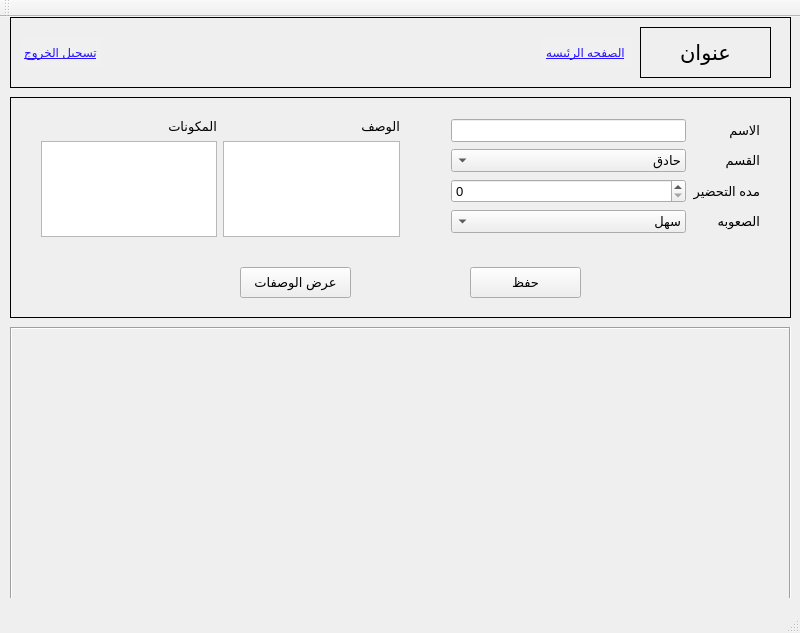
First picture: the form in RMS/MainWindow.ui, repository MohammedNaser28/Structure-Programming-project, before the edit.
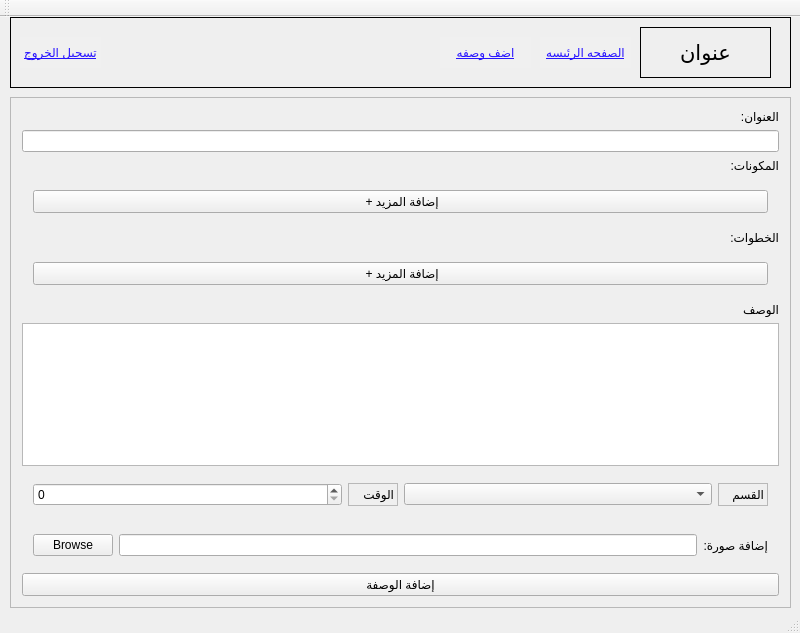
Second picture: the form after the edit. The open tabs and pages were chosen to show the change.

Commit message: Add recpie Page

Diff of the .ui file:
```diff
--- a/RMS/MainWindow.ui
+++ b/RMS/MainWindow.ui
@@ -20,7 +20,7 @@
       <x>10</x>
       <y>80</y>
       <width>781</width>
-      <height>501</height>
+      <height>511</height>
      </rect>
     </property>
     <property name="currentIndex">
@@ -302,6 +302,173 @@
      </widget>
     </widget>
     <widget class="QWidget" name="recipe_page"/>
+    <widget class="QWidget" name="add_recipe_page">
+     <widget class="QScrollArea" name="scroll_area">
+      <property name="geometry">
+       <rect>
+        <x>0</x>
+        <y>0</y>
+        <width>781</width>
+        <height>511</height>
+       </rect>
+      </property>
+      <property name="widgetResizable">
+       <bool>true</bool>
+      </property>
+      <widget class="QWidget" name="scroll_content">
+       <property name="geometry">
+        <rect>
+         <x>0</x>
+         <y>0</y>
+         <width>779</width>
+         <height>509</height>
+        </rect>
+       </property>
+       <layout class="QVBoxLayout" name="verticalLayout_3">
+        <item>
+         <widget class="QLabel" name="title_lbl">
+          <property name="text">
+           <string>العنوان:</string>
+          </property>
+         </widget>
+        </item>
+        <item>
+         <widget class="QLineEdit" name="title_line_2"/>
+        </item>
+        <item>
+         <widget class="QLabel" name="ing_lbl">
+          <property name="maximumSize">
+           <size>
+            <width>16777215</width>
+            <height>16777215</height>
+           </size>
+          </property>
+          <property name="text">
+           <string>المكونات:</string>
+          </property>
+         </widget>
+        </item>
+        <item>
+         <widget class="QWidget" name="ing_container" native="true">
+          <layout class="QVBoxLayout" name="verticalLayout">
+           <item>
+            <widget class="QPushButton" name="add_ing_btn">
+             <property name="text">
+              <string> + إضافة المزيد</string>
+             </property>
+            </widget>
+           </item>
+          </layout>
+         </widget>
+        </item>
+        <item>
+         <widget class="QLabel" name="methods_lbl">
+          <property name="text">
+           <string>الخطوات:</string>
+          </property>
+         </widget>
+        </item>
+        <item>
+         <widget class="QWidget" name="methods_container" native="true">
+          <layout class="QVBoxLayout" name="verticalLayout_2">
+           <item>
+            <widget class="QPushButton" name="add_method_btn">
+             <property name="text">
+              <string> + إضافة المزيد</string>
+             </property>
+            </widget>
+           </item>
+          </layout>
+         </widget>
+        </item>
+        <item>
+         <widget class="QLabel" name="des_lbl">
+          <property name="text">
+           <string>الوصف</string>
+          </property>
+         </widget>
+        </item>
+        <item>
+         <widget class="QTextEdit" name="des_edit"/>
+        </item>
+        <item>
+         <widget class="QWidget" name="info_widget" native="true">
+          <layout class="QHBoxLayout" name="info_layout">
+           <item>
+            <widget class="QSpinBox" name="time_spinBox"/>
+           </item>
+           <item>
+            <widget class="QLabel" name="time_lbl">
+             <property name="maximumSize">
+              <size>
+               <width>50</width>
+               <height>16777215</height>
+              </size>
+             </property>
+             <property name="frameShape">
+              <enum>QFrame::Shape::StyledPanel</enum>
+             </property>
+             <property name="text">
+              <string>الوقت</string>
+             </property>
+            </widget>
+           </item>
+           <item>
+            <widget class="QComboBox" name="category_combo"/>
+           </item>
+           <item>
+            <widget class="QLabel" name="category_lbl">
+             <property name="maximumSize">
+              <size>
+               <width>50</width>
+               <height>16777215</height>
+              </size>
+             </property>
+             <property name="frameShape">
+              <enum>QFrame::Shape::StyledPanel</enum>
+             </property>
+             <property name="text">
+              <string>القسم</string>
+             </property>
+            </widget>
+           </item>
+          </layout>
+         </widget>
+        </item>
+        <item>
+         <widget class="QWidget" name="img_widget" native="true">
+          <layout class="QHBoxLayout" name="img_layout">
+           <item>
+            <widget class="QPushButton" name="browse_btn">
+             <property name="text">
+              <string>Browse</string>
+             </property>
+            </widget>
+           </item>
+           <item>
+            <widget class="QLineEdit" name="image_path_line"/>
+           </item>
+           <item>
+            <widget class="QLabel" name="img_lbl">
+             <property name="text">
+              <string>إضافة صورة:</string>
+             </property>
+            </widget>
+           </item>
+          </layout>
+         </widget>
+        </item>
+        <item>
+         <widget class="QPushButton" name="submit_btn">
+          <property name="text">
+           <string>إضافة الوصفة</string>
+          </property>
+         </widget>
+        </item>
+       </layout>
+      </widget>
+     </widget>
+    </widget>
    </widget>
    <widget class="QFrame" name="upper_bar">
     <property name="geometry">
@@ -408,6 +575,40 @@
       <string>الصفحه الرئيسه</string>
      </property>
     </widget>
+    <widget class="QPushButton" name="add_recipe_page_btn">
+     <property name="geometry">
+      <rect>
+       <x>430</x>
+       <y>20</y>
+       <width>91</width>
+       <height>31</height>
+      </rect>
+     </property>
+     <property name="font">
+      <font>
+       <family>Segoe UI</family>
+       <pointsize>9</pointsize>
+       <italic>false</italic>
+       <bold>false</bold>
+       <underline>true</underline>
+      </font>
+     </property>
+     <property name="styleSheet">
+      <string notr="true">QPushButton
+{
+   border: none;
+   background-color: rgb(240, 240, 240);
+	text-decoration: underline;
+	font: 9pt &quot;Segoe UI&quot; rgb(0, 0, 0);
+	color: rgb(0, 0, 255)rgb(5, 80, 255);
+	color: rgb(39, 19, 255);
+
+}</string>
+     </property>
+     <property name="text">
+      <string>اضف وصفه</string>
+     </property>
+    </widget>
    </widget>
   </widget>
   <widget class="QMenuBar" name="menuBar">
```
The commit also changes 8 other files.
